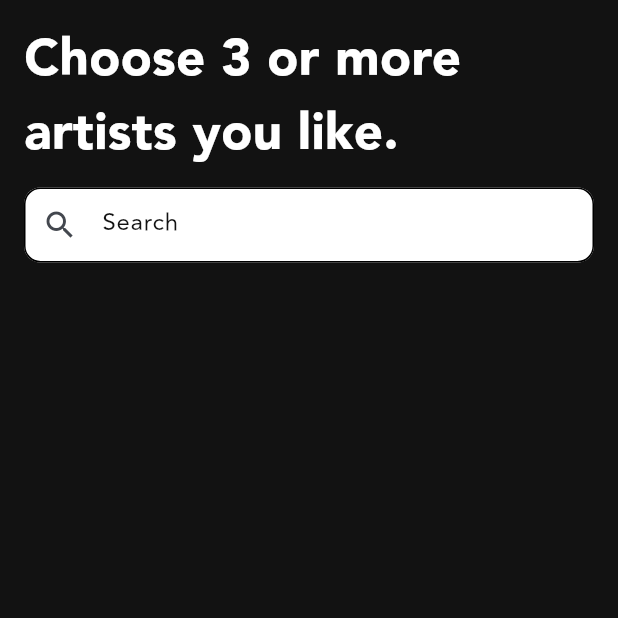
After one commit to ahmed04raxa/spotify, a Flutter app: the ChooseArtistScreen screen opened by its route, on a phone screen of 412 x 824 dp, the top half of it. The commit adds this screen. Run offline on Flutter 3.47's test engine with Material 3 defaults, Android fonts, the phone set to English and light mode, and no system bars; our stand-ins replace flutter_svg.

Commit message:
Choose Artist Search TextField

```diff
--- a/lib/domain/app_routes.dart
+++ b/lib/domain/app_routes.dart
@@ -1,5 +1,6 @@
 import 'package:flutter/widgets.dart';
 import 'package:spotifyuiclone/ui/create_account/create_account_screen.dart';
+import 'package:spotifyuiclone/ui/intro/choose_artist_screen.dart';
 import 'package:spotifyuiclone/ui/intro/intro_screen.dart';
 import 'package:spotifyuiclone/ui/splash/splash_screen.dart';
 
@@ -7,10 +8,14 @@ class AppRoutes {
   static const String splashScreen = "/";
   static const String introScreen = "/intro";
   static const String createAccountScreen = "/createAccount";
+  static const String chooseArtistScreen = "/chooseArtist";
+  static const String choosePodcastScreen = "/choosePodcast";
 
   static Map<String, Widget Function(BuildContext)> getRoutes() => {
     splashScreen: (context) => SplashScreen(),
     introScreen: (context) => IntroScreen(),
     createAccountScreen: (context) => CreateAccountScreen(),
+    chooseArtistScreen: (context) => ChooseArtistScreen(),
+
   };
 }
--- a/lib/domain/ui_helper.dart
+++ b/lib/domain/ui_helper.dart
@@ -13,3 +13,18 @@ InputDecoration getCreateAccountTextField() => InputDecoration(
     borderSide: BorderSide(color: AppColors.primaryColor),
   ),
 );
+InputDecoration getSearchTextField({
+  IconData mIcon = Icons.search,
+  Color bgColor = Colors.white,
+  String mText = "Search",
+}) => InputDecoration(
+  filled: true,
+  fillColor: bgColor,
+  hintText: mText,
+  hintStyle: TextStyle(color: AppColors.blackColor),
+  prefixIcon: Icon(mIcon),
+  enabledBorder: OutlineInputBorder(borderRadius: BorderRadius.circular(11)),
+  // focusedBorder: OutlineInputBorder(
+  //   borderRadius: BorderRadius.circular(11),
+  // ),
+);
--- a/lib/ui/create_account/create_account_screen.dart
+++ b/lib/ui/create_account/create_account_screen.dart
@@ -1,6 +1,7 @@
 import 'package:flutter/material.dart';
 import 'package:flutter_svg/svg.dart';
 import 'package:spotifyuiclone/domain/app_colors.dart';
+import 'package:spotifyuiclone/domain/app_routes.dart';
 import 'package:spotifyuiclone/domain/ui_helper.dart';
 import 'package:spotifyuiclone/ui/custom_widgets/my_custom_rounded_btn.dart';
 
@@ -73,7 +74,9 @@ class _CreateAccountScreenState extends State<CreateAccountScreen> {
                   if (selectedIndex < 3) {
                     selectedIndex++;
                     setState(() {});
-                  } else {}
+                  } else {
+                    Navigator.pushNamed(context, AppRoutes.chooseArtistScreen);
+                  }
                 },
               ),
             ),
--- /dev/null
+++ b/lib/ui/intro/choose_artist_screen.dart
@@ -0,0 +1,45 @@
+import 'package:flutter/material.dart';
+import 'package:spotifyuiclone/domain/app_colors.dart';
+import 'package:spotifyuiclone/domain/ui_helper.dart';
+
+class ChooseArtistScreen extends StatefulWidget {
+  const ChooseArtistScreen({super.key});
+
+  @override
+  State<ChooseArtistScreen> createState() => _ChooseArtistScreenState();
+}
+
+class _ChooseArtistScreenState extends State<ChooseArtistScreen> {
+  @override
+  Widget build(BuildContext context) {
+    return SafeArea(
+      child: Scaffold(
+        backgroundColor: AppColors.blackColor,
+        body: Padding(
+          padding:  EdgeInsets.all(16.0),
+          child: Column(
+            crossAxisAlignment: CrossAxisAlignment.start,
+            children: [
+              Text(
+                "Choose 3 or more artists you like.",
+                style: TextStyle(
+                  fontWeight: FontWeight.bold,
+                  color: AppColors.whiteColor,
+                  fontFamily: "bold",
+                  fontSize: 34
+                ),
+              ),
+              mSpacer(),
+              SizedBox(
+                height: 50,
+                child: TextField(
+                  decoration: getSearchTextField(),
+                ),
+              )
+            ],
+          ),
+        ),
+      ),
+    );
+  }
+}
```
